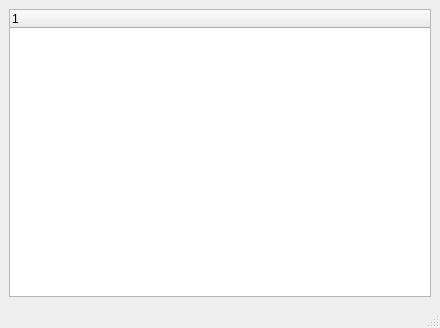
The window that NNGuiProgram/NeuralNetGuiProgram/custommethodconstructorwindow.ui (ReggieMarr/the-useful-ufg) describes before a commit, drawn with Qt 5.
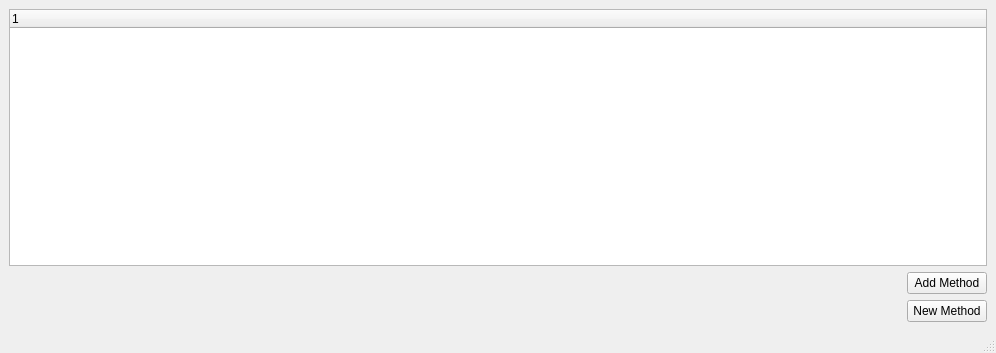
The same window after the commit.

Commit message: Now we have a dynamic method window that just cant do if or, or and systems

```diff
--- a/NNGuiProgram/NeuralNetGuiProgram/custommethodconstructorwindow.ui
+++ b/NNGuiProgram/NeuralNetGuiProgram/custommethodconstructorwindow.ui
@@ -6,16 +6,16 @@
    <rect>
     <x>0</x>
     <y>0</y>
-    <width>440</width>
-    <height>328</height>
+    <width>996</width>
+    <height>353</height>
    </rect>
   </property>
   <property name="windowTitle">
    <string>MainWindow</string>
   </property>
   <widget class="QWidget" name="centralwidget">
-   <layout class="QHBoxLayout" name="horizontalLayout">
-    <item>
+   <layout class="QGridLayout" name="gridLayout">
+    <item row="0" column="0" colspan="2">
      <widget class="QTreeWidget" name="methodSetupTreeWidget">
       <column>
        <property name="text">
@@ -24,6 +24,33 @@
       </column>
      </widget>
     </item>
+    <item row="1" column="0">
+     <spacer name="horizontalSpacer">
+      <property name="orientation">
+       <enum>Qt::Horizontal</enum>
+      </property>
+      <property name="sizeHint" stdset="0">
+       <size>
+        <width>40</width>
+        <height>20</height>
+       </size>
+      </property>
+     </spacer>
+    </item>
+    <item row="1" column="1">
+     <widget class="QPushButton" name="addMethodBtn">
+      <property name="text">
+       <string>Add Method</string>
+      </property>
+     </widget>
+    </item>
+    <item row="2" column="1">
+     <widget class="QPushButton" name="newMethodBtn">
+      <property name="text">
+       <string>New Method</string>
+      </property>
+     </widget>
+    </item>
    </layout>
   </widget>
   <widget class="QMenuBar" name="menubar">
```
Left out of the diff: 2 changed lines with no effect on the pictures. The commit also changes 2 other files.
